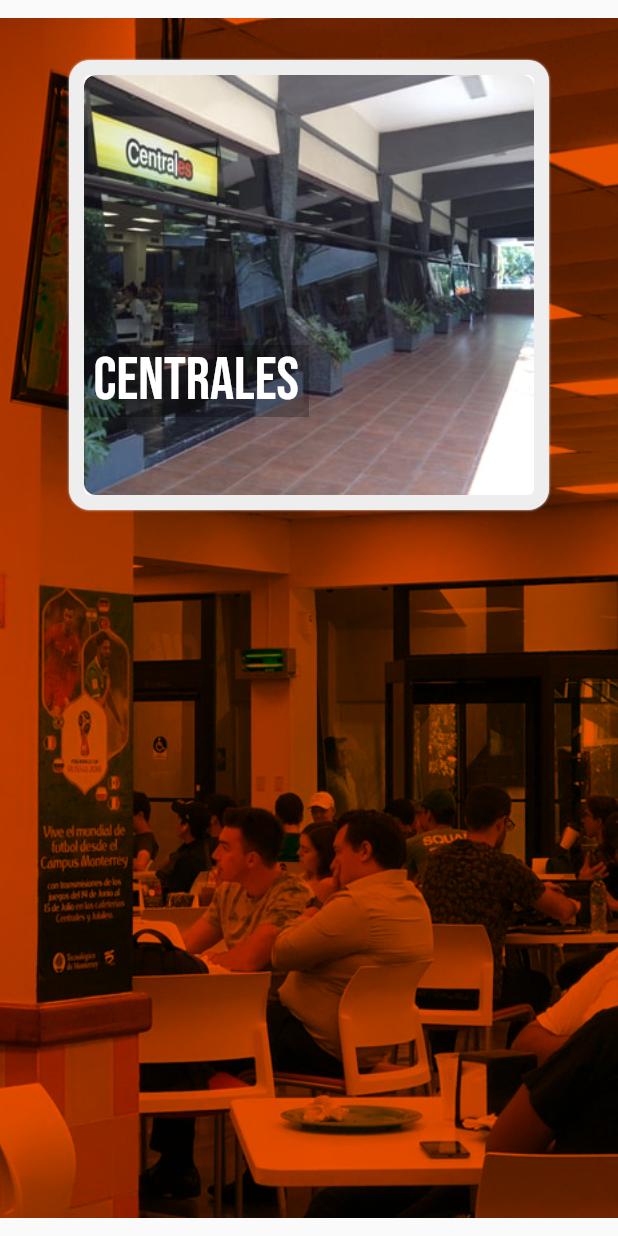
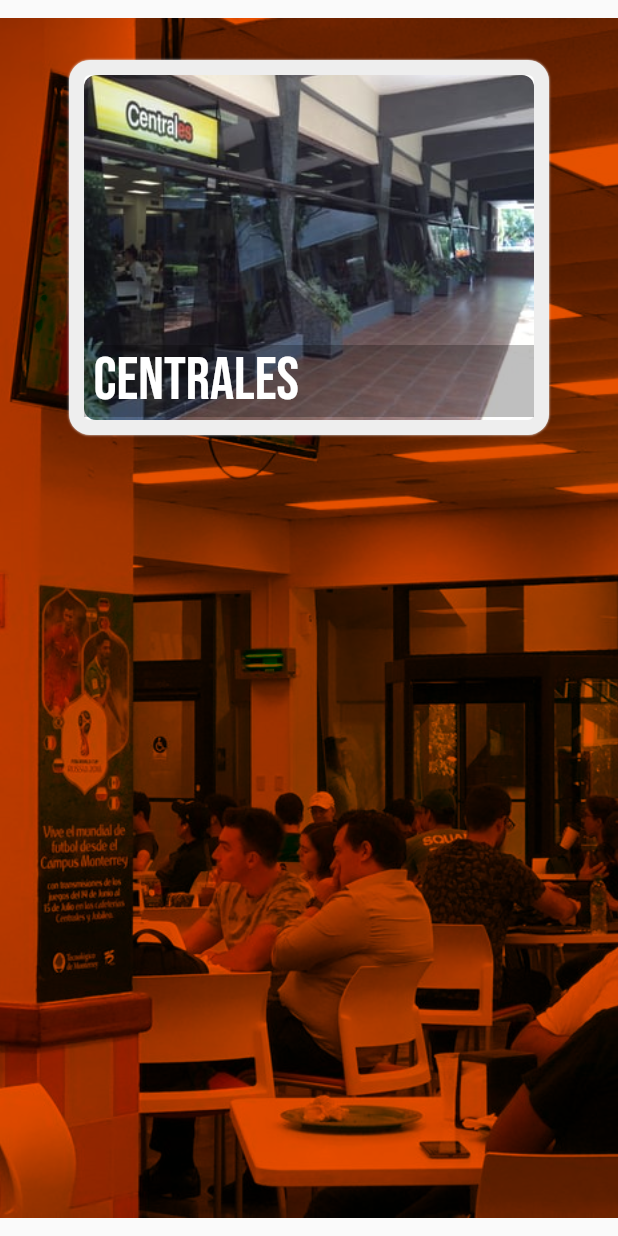
Before and after one commit to HumbertoGlez/lean_spot, a Flutter app: the Centrales screen opened directly, on a phone screen of 412 x 824 dp. Run offline on Flutter 3.47's test engine with Material 2 defaults, Android fonts, the phone set to English and light mode, and no system bars; our stand-ins replace charts_flutter, hidden_drawer_menu; missing offline and left inert: mysql1.

Commit message:
Added centrales screen and images, finished last details

```diff
--- a/lib/Centrales.dart
+++ b/lib/Centrales.dart
@@ -62,7 +62,7 @@ class CentralesState extends State<Centrales> {
         child: Padding(
           padding: EdgeInsets.only(top: 10, bottom: 30),
           child: Container(
-            height: 300,
+            height: 250,
             decoration: BoxDecoration(
                 boxShadow: [
                   BoxShadow(
@@ -77,7 +77,7 @@ class CentralesState extends State<Centrales> {
               children: <Widget>[
                 Container(
                     width: 300,
-                    height: 300,
+                    height: 250,
                     decoration: BoxDecoration(
                         borderRadius: BorderRadius.all(Radius.circular(8)),
                         image: DecorationImage(
@@ -90,7 +90,7 @@ class CentralesState extends State<Centrales> {
                 Container(
                     margin: EdgeInsets.only(left: 0, top: 180),
                     color: Color(0x40000000),
-                    width: 150,
+                    width: 300,
                     child: Text(
                       ' ' + about,
                       style: TextStyle(
```
